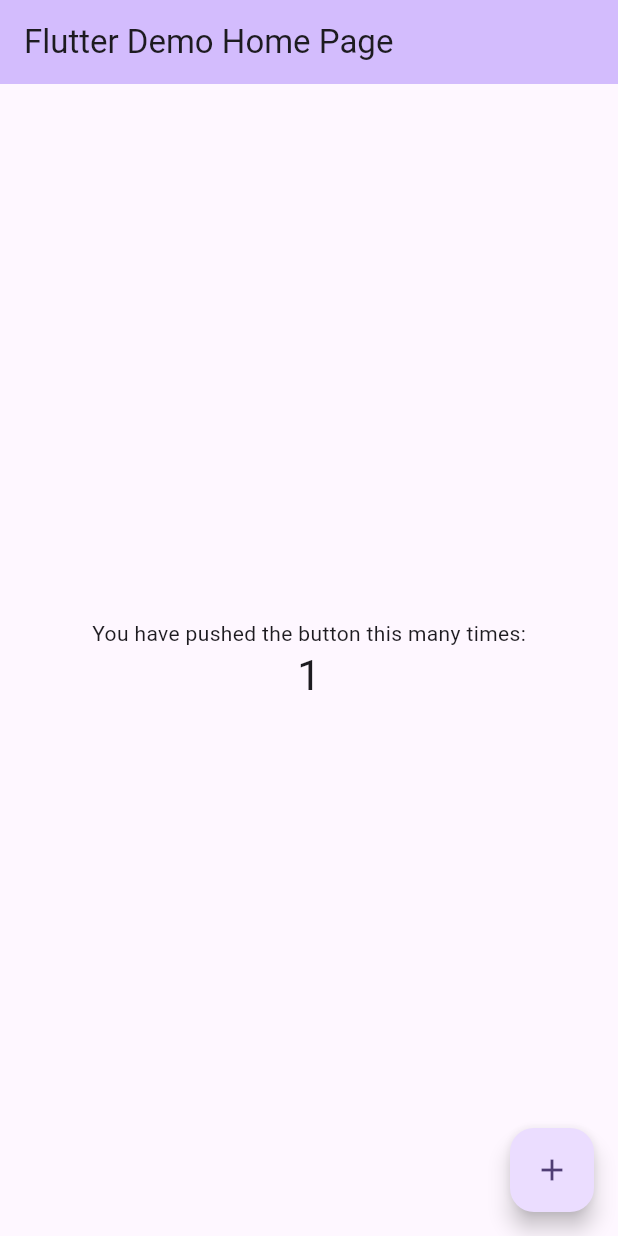
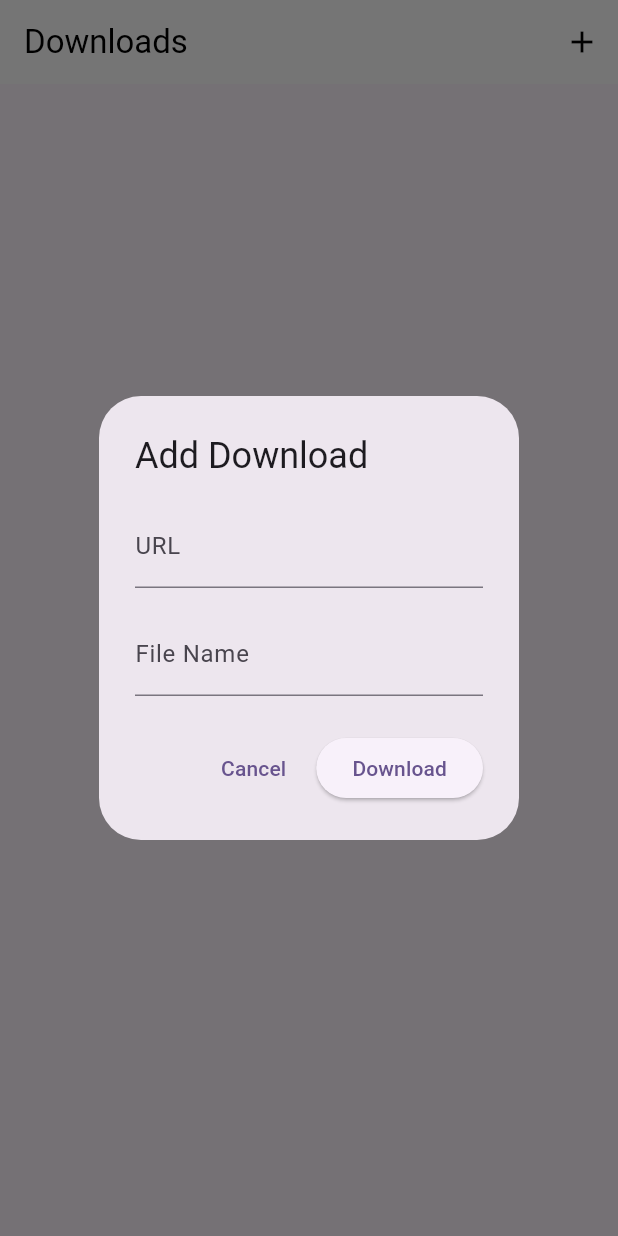
Before and after one commit to eslammongy/downloading_manager, a Flutter app: the screen it shows after launch, after a tap on the "add" icon, on a phone screen of 412 x 824 dp. Run offline on Flutter 3.47's test engine with Material 3 defaults, Android fonts, the phone set to English and light mode, and no system bars; our stand-ins replace dio, equatable, flutter_bloc, internet_connection_checker_plus.

Commit message:
feat: refactor download management; rename error handling method and implement DownloadState with UI components

```diff
--- a/downloading_manager/lib/core/errors/server_failure.dart
+++ b/downloading_manager/lib/core/errors/server_failure.dart
@@ -10,7 +10,7 @@ class ServerFailure extends Failure {
     super.message,
   });
 
-  factory ServerFailure.catchError(DioException exception) {
+  factory ServerFailure.gerErrorMsg(DioException exception) {
     final type = exception.type;
     final statusCode = exception.response?.statusCode;
     switch (type) {
--- /dev/null
+++ b/downloading_manager/lib/downloader/view_models/downloader_cubit.dart
@@ -0,0 +1,6 @@
+import 'package:downloading_manager/downloader/view_models/downloader_state.dart';
+import 'package:flutter_bloc/flutter_bloc.dart';
+
+class DownloaderCubit extends Cubit<DownloadState> {
+  DownloaderCubit() : super(DownloadState(status: DownloadStatus.initial));
+}
--- a/downloading_manager/lib/downloader/view_models/download_state.dart
+++ b/downloading_manager/lib/downloader/view_models/downloader_state.dart
@@ -18,7 +18,7 @@ enum DownloadStatus {
 
 class DownloadState extends Equatable {
   final FileModel? fileModel;
-  final String originalUrl; // Store original URL for retry
+  final String? originalUrl;
   final DownloadStatus status;
   final double progress;
   final String? errorMessage;
@@ -26,7 +26,7 @@ class DownloadState extends Equatable {
 
   const DownloadState({
     this.fileModel,
-    required this.originalUrl,
+    this.originalUrl,
     this.status = DownloadStatus.initial,
     this.progress = 0.0,
     this.errorMessage,
--- a/downloading_manager/lib/main.dart
+++ b/downloading_manager/lib/main.dart
@@ -1,4 +1,7 @@
+import 'package:downloading_manager/downloader/view_models/downloader_cubit.dart';
+import 'package:downloading_manager/downloader/view_models/downloader_state.dart';
 import 'package:flutter/material.dart';
+import 'package:flutter_bloc/flutter_bloc.dart';
 
 void main() {
   runApp(const MyApp());
@@ -7,116 +10,104 @@ void main() {
 class MyApp extends StatelessWidget {
   const MyApp({super.key});
 
-  // This widget is the root of your application.
   @override
   Widget build(BuildContext context) {
     return MaterialApp(
       title: 'Flutter Demo',
       theme: ThemeData(
-        // This is the theme of your application.
-        //
-        // TRY THIS: Try running your application with "flutter run". You'll see
-        // the application has a purple toolbar. Then, without quitting the app,
-        // try changing the seedColor in the colorScheme below to Colors.green
-        // and then invoke "hot reload" (save your changes or press the "hot
-        // reload" button in a Flutter-supported IDE, or press "r" if you used
-        // the command line to start the app).
-        //
-        // Notice that the counter didn't reset back to zero; the application
-        // state is not lost during the reload. To reset the state, use hot
-        // restart instead.
-        //
-        // This works for code too, not just values: Most code changes can be
-        // tested with just a hot reload.
         colorScheme: ColorScheme.fromSeed(seedColor: Colors.deepPurple),
       ),
-      home: const MyHomePage(title: 'Flutter Demo Home Page'),
+      home:BlocProvider(create: (_) => DownloaderCubit(), child: const DownloadsPage(),),
     );
   }
 }
 
-class MyHomePage extends StatefulWidget {
-  const MyHomePage({super.key, required this.title});
-
-  // This widget is the home page of your application. It is stateful, meaning
-  // that it has a State object (defined below) that contains fields that affect
-  // how it looks.
-
-  // This class is the configuration for the state. It holds the values (in this
-  // case the title) provided by the parent (in this case the App widget) and
-  // used by the build method of the State. Fields in a Widget subclass are
-  // always marked "final".
-
-  final String title;
-
-  @override
-  State<MyHomePage> createState() => _MyHomePageState();
-}
-
-class _MyHomePageState extends State<MyHomePage> {
-  int _counter = 0;
-
-  void _incrementCounter() {
-    setState(() {
-      // This call to setState tells the Flutter framework that something has
-      // changed in this State, which causes it to rerun the build method below
-      // so that the display can reflect the updated values. If we changed
-      // _counter without calling setState(), then the build method would not be
-      // called again, and so nothing would appear to happen.
-      _counter++;
-    });
-  }
+class DownloadsPage extends StatelessWidget {
+  const DownloadsPage({super.key});
 
   @override
   Widget build(BuildContext context) {
-    // This method is rerun every time setState is called, for instance as done
-    // by the _incrementCounter method above.
-    //
-    // The Flutter framework has been optimized to make rerunning build methods
-    // fast, so that you can just rebuild anything that needs updating rather
-    // than having to individually change instances of widgets.
     return Scaffold(
       appBar: AppBar(
-        // TRY THIS: Try changing the color here to a specific color (to
-        // Colors.amber, perhaps?) and trigger a hot reload to see the AppBar
-        // change color while the other colors stay the same.
-        backgroundColor: Theme.of(context).colorScheme.inversePrimary,
-        // Here we take the value from the MyHomePage object that was created by
-        // the App.build method, and use it to set our appbar title.
-        title: Text(widget.title),
+        title: const Text('Downloads'),
+        backgroundColor: Colors.white,
+        foregroundColor: Colors.black,
+        elevation: 0,
+        actions: [
+          IconButton(
+            icon: const Icon(Icons.add),
+            onPressed: () => _showAddDownloadDialog(context),
+          ),
+        ],
       ),
-      body: Center(
-        // Center is a layout widget. It takes a single child and positions it
-        // in the middle of the parent.
-        child: Column(
-          // Column is also a layout widget. It takes a list of children and
-          // arranges them vertically. By default, it sizes itself to fit its
-          // children horizontally, and tries to be as tall as its parent.
-          //
-          // Column has various properties to control how it sizes itself and
-          // how it positions its children. Here we use mainAxisAlignment to
-          // center the children vertically; the main axis here is the vertical
-          // axis because Columns are vertical (the cross axis would be
-          // horizontal).
-          //
-          // TRY THIS: Invoke "debug painting" (choose the "Toggle Debug Paint"
-          // action in the IDE, or press "p" in the console), to see the
-          // wireframe for each widget.
-          mainAxisAlignment: MainAxisAlignment.center,
-          children: <Widget>[
-            const Text('You have pushed the button this many times:'),
-            Text(
-              '$_counter',
-              style: Theme.of(context).textTheme.headlineMedium,
+      body: BlocBuilder<DownloaderCubit, DownloadState>(
+        builder: (context, downloads) {
+          return const Center(
+            child: Column(
+              mainAxisAlignment: MainAxisAlignment.center,
+              children: [
+                Icon(Icons.download, size: 64, color: Colors.grey),
+                SizedBox(height: 16),
+                Text(
+                  'No downloads yet',
+                  style: TextStyle(fontSize: 18, color: Colors.grey),
+                ),
+              ],
+            ),
+          );
+        },
+      ),
+    );
+  }
+
+  void _showAddDownloadDialog(BuildContext context) {
+    final urlController = TextEditingController();
+    final fileNameController = TextEditingController();
+
+    showDialog(
+      context: context,
+      builder: (context) => AlertDialog(
+        title: const Text('Add Download'),
+        content: Column(
+          mainAxisSize: MainAxisSize.min,
+          children: [
+            TextField(
+              controller: urlController,
+              decoration: const InputDecoration(
+                labelText: 'URL',
+                hintText: 'Enter download URL',
+              ),
+            ),
+            const SizedBox(height: 16),
+            TextField(
+              controller: fileNameController,
+              decoration: const InputDecoration(
+                labelText: 'File Name',
+                hintText: 'Enter file name',
+              ),
             ),
           ],
         ),
+        actions: [
+          TextButton(
+            onPressed: () => Navigator.pop(context),
+            child: const Text('Cancel'),
+          ),
+          ElevatedButton(
+            onPressed: () {
+              // if (urlController.text.isNotEmpty &&
+              //     fileNameController.text.isNotEmpty) {
+              //   context.read<DownloadCubit>().downloadFile(
+              //     url: urlController.text,
+              //     fileName: fileNameController.text,
+              //   );
+              //   Navigator.pop(context);
+              // }
+            },
+            child: const Text('Download'),
+          ),
+        ],
       ),
-      floatingActionButton: FloatingActionButton(
-        onPressed: _incrementCounter,
-        tooltip: 'Increment',
-        child: const Icon(Icons.add),
-      ), // This trailing comma makes auto-formatting nicer for build methods.
     );
   }
 }
```
Also changed, not shown: downloading_manager/lib/downloader/views/home_screen.dart (added, +284 -0 lines).
